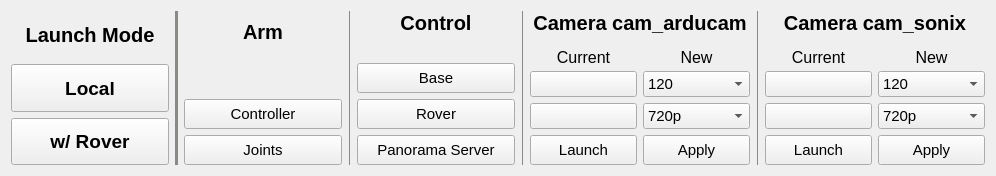
The window that rover_launch_control/resource/rover_launch_control.ui (robotique-udes/rover) describes before a commit, drawn with Qt 5.
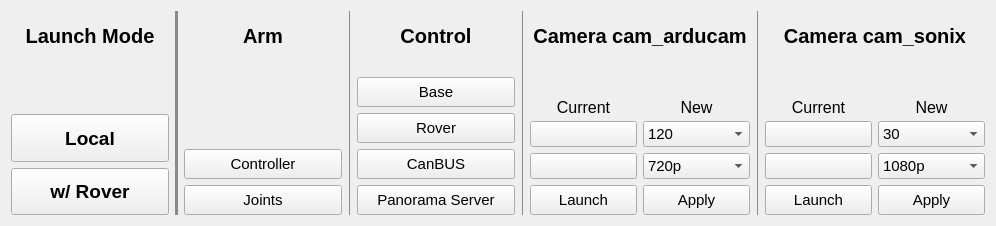
The same window after the commit.

Commit message: Added can bus button + loading animation + warning when excep.

What changed in the file:
```diff
--- a/rover_launch_control/resource/rover_launch_control.ui
+++ b/rover_launch_control/resource/rover_launch_control.ui
@@ -10,13 +10,13 @@
     <x>0</x>
     <y>0</y>
     <width>996</width>
-    <height>176</height>
+    <height>226</height>
    </rect>
   </property>
   <property name="maximumSize">
    <size>
     <width>996</width>
-    <height>176</height>
+    <height>226</height>
    </size>
   </property>
   <property name="font">
@@ -56,7 +56,7 @@
            <property name="minimumSize">
             <size>
              <width>220</width>
-             <height>0</height>
+             <height>50</height>
             </size>
            </property>
            <property name="maximumSize">
@@ -262,23 +262,8 @@
                 <cursorShape>PointingHandCursor</cursorShape>
                </property>
                <property name="currentText">
-                <string>120</string>
+                <string>30</string>
                </property>
-               <item>
-                <property name="text">
-                 <string>120</string>
-                </property>
-               </item>
-               <item>
-                <property name="text">
-                 <string>60</string>
-                </property>
-               </item>
-               <item>
-                <property name="text">
-                 <string>40</string>
-                </property>
-               </item>
                <item>
                 <property name="text">
                  <string>30</string>
@@ -337,8 +322,13 @@
                 <cursorShape>PointingHandCursor</cursorShape>
                </property>
                <property name="currentText">
-                <string>720p</string>
+                <string>1080p</string>
                </property>
+               <item>
+                <property name="text">
+                 <string>1080p</string>
+                </property>
+               </item>
                <item>
                 <property name="text">
                  <string>720p</string>
@@ -429,7 +419,7 @@
              <property name="minimumSize">
               <size>
                <width>150</width>
-               <height>0</height>
+               <height>50</height>
               </size>
              </property>
              <property name="maximumSize">
@@ -460,6 +450,19 @@
              </property>
             </widget>
            </item>
+           <item>
+            <spacer name="verticalSpacer_7">
+             <property name="orientation">
+              <enum>Qt::Vertical</enum>
+             </property>
+             <property name="sizeHint" stdset="0">
+              <size>
+               <width>20</width>
+               <height>40</height>
+              </size>
+             </property>
+            </spacer>
+           </item>
            <item>
             <widget class="QPushButton" name="pb_local_true">
              <property name="sizePolicy">
@@ -600,7 +603,7 @@
            <property name="minimumSize">
             <size>
              <width>220</width>
-             <height>0</height>
+             <height>50</height>
             </size>
            </property>
            <property name="maximumSize">
@@ -973,7 +976,7 @@
              <property name="minimumSize">
               <size>
                <width>150</width>
-               <height>0</height>
+               <height>50</height>
               </size>
              </property>
              <property name="maximumSize">
@@ -1126,7 +1129,7 @@
              <property name="minimumSize">
               <size>
                <width>150</width>
-               <height>0</height>
+               <height>50</height>
               </size>
              </property>
              <property name="maximumSize">
@@ -1256,6 +1259,49 @@
              </property>
             </widget>
            </item>
+           <item>
+            <widget class="QPushButton" name="pb_can">
+             <property name="sizePolicy">
+              <sizepolicy hsizetype="Minimum" vsizetype="Fixed">
+               <horstretch>0</horstretch>
+               <verstretch>0</verstretch>
+              </sizepolicy>
+             </property>
+             <property name="minimumSize">
+              <size>
+               <width>0</width>
+               <height>30</height>
+              </size>
+             </property>
+             <property name="cursor">
+              <cursorShape>PointingHandCursor</cursorShape>
+             </property>
+             <property name="text">
+              <string>CanBUS</string>
+             </property>
+             <property name="iconSize">
+              <size>
+               <width>16</width>
+               <height>16</height>
+              </size>
+             </property>
+             <property name="checkable">
+              <bool>false</bool>
+             </property>
+             <property name="checked">
+              <bool>false</bool>
+             </property>
+             <property name="autoDefault">
+              <bool>false</bool>
+             </property>
+             <property name="default">
+              <bool>false</bool>
+             </property>
+             <property name="flat">
+              <bool>false</bool>
+             </property>
+            </widget>
+           </item>
            <item>
             <widget class="QPushButton" name="pb_panorama_server">
              <property name="sizePolicy">
```
Left out of the diff: 25 changed lines with no effect on the pictures. The commit also changes 1 other file.
